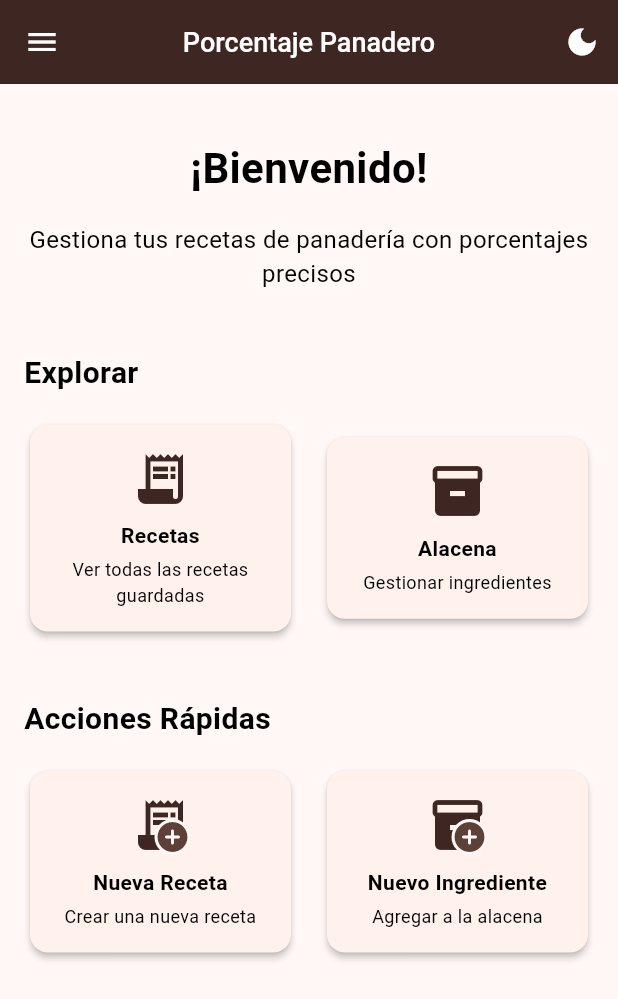
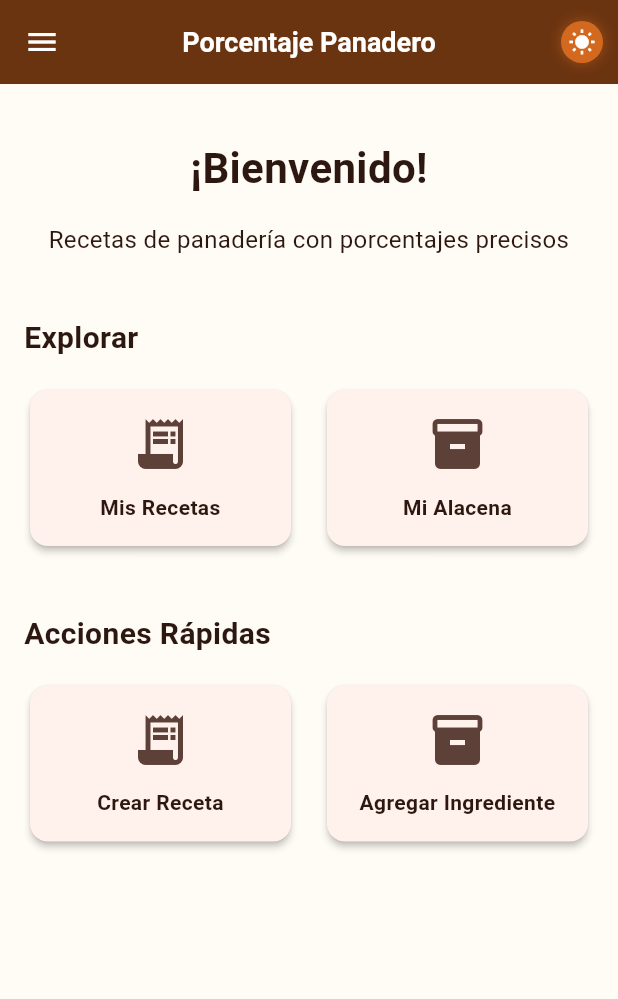
Before and after one commit to llescano/porcentaje-panadero, a Flutter app: the screen it shows after launch, on a phone screen of 412 x 824 dp. Shown: the top 999 px of the screen. Run offline on Flutter 3.47's test engine with Material 3 defaults, Android fonts, the light colour scheme and no system bars; our stand-ins replace decimal, sqflite, sqflite_common_ffi; accounts and stored records are empty.

Commit message:
Mejoras UI: cards consistentes, theme toggle animado y compatibilidad Android

```diff
--- a/lib/main.dart
+++ b/lib/main.dart
@@ -1,5 +1,6 @@
 import 'package:flutter/material.dart';
 import 'dart:io';
+import 'package:flutter/foundation.dart';
 import 'package:sqflite_common_ffi/sqflite_ffi.dart';
 import 'package:provider/provider.dart';
 import 'package:porcentaje_panadero/providers/theme_provider.dart'; // Importar ThemeProvider
@@ -19,13 +20,15 @@ import 'services/baker_percentage_service.dart';
 void main() async {
   WidgetsFlutterBinding.ensureInitialized();
 
-  if (Platform.isWindows || Platform.isLinux || Platform.isMacOS) {
+  // Solo inicializar sqflite_ffi en plataformas de escritorio (no web)
+  if (!kIsWeb && (Platform.isWindows || Platform.isLinux || Platform.isMacOS)) {
     sqfliteFfiInit();
     databaseFactory = databaseFactoryFfi;
+
+    // Solo inicializar la base de datos en plataformas que la soporten
+    await DatabaseHelper().deleteDatabase();
+    await DatabaseHelper().database;
   }
-
-  await DatabaseHelper().deleteDatabase();
-  await DatabaseHelper().database;
 
   runApp(
     MultiProvider(
@@ -58,37 +61,47 @@ class PorcentajePanaderoApp extends StatelessWidget {
       debugShowCheckedModeBanner: false,
       theme: ThemeData(
         colorScheme: ColorScheme.fromSeed(
-          seedColor: Colors.brown,
-          primary: Colors.brown[700],
-          onSurface: Colors.black, // Texto principal sobre fondos claros
-          onSurfaceVariant:
-              Colors.brown[900]!, // Iconos más oscuros para tema claro
+          seedColor: const Color(0xFF8B4513), // Saddle Brown - más elegante
+          primary: const Color(0xFF6B3410), // Chocolate oscuro
+          secondary: const Color(0xFFD2691E), // Chocolate claro
+          tertiary: const Color(0xFFF4A460), // Sandy Brown - acento cálido
+          surface: const Color(0xFFFFFBF5), // Crema muy suave
+          onPrimary: Colors.white,
+          onSecondary: Colors.white,
+          onSurface: const Color(0xFF2C1810), // Marrón muy oscuro para texto
+          onSurfaceVariant: const Color(0xFF5D4037), // Marrón medio para iconos
         ),
         useMaterial3: true,
         appBarTheme: const AppBarTheme(
           centerTitle: true,
           elevation: 0,
           titleTextStyle: TextStyle(
-            fontWeight: FontWeight.w500,
+            fontWeight: FontWeight.w600,
             fontSize: 18,
             color: Colors.white,
-          ), // Mantener blanco para AppBar
+          ),
         ),
       ),
       darkTheme: ThemeData.dark().copyWith(
         colorScheme: ColorScheme.fromSeed(
-          seedColor: Colors.brown[800]!,
+          seedColor: const Color(0xFF5D4037), // Brown 700
           brightness: Brightness.dark,
-          surface: Colors.blueGrey[900]!, // Fondo de tarjetas más claro
-          onSurface: Colors.white, // Texto principal sobre fondos oscuros
-          onSurfaceVariant: Colors.brown[300]!, // Iconos
+          primary: const Color(0xFF8D6E63), // Brown 400 - más suave para tema oscuro
+          secondary: const Color(0xFFBCAAA4), // Brown 200
+          tertiary: const Color(0xFFFFCC80), // Amber 200 - acento cálido
+          surface: const Color(0xFF2E2E2E), // Gris oscuro elegante
+          onPrimary: Colors.white,
+          onSecondary: const Color(0xFF1C1C1C),
+          onSurface: const Color(0xFFE8E3E0), // Beige claro para texto
+          onSurfaceVariant: const Color(0xFFBCAAA4), // Brown 200 para iconos
+          background: const Color(0xFF1C1C1C), // Fondo principal muy oscuro
         ),
         useMaterial3: true,
-        appBarTheme: AppBarTheme(
+        appBarTheme: const AppBarTheme(
           centerTitle: true,
           elevation: 0,
           titleTextStyle: TextStyle(
-            fontWeight: FontWeight.w500,
+            fontWeight: FontWeight.w600,
             fontSize: 18,
             color: Colors.white,
           ),
--- a/lib/screens/home_screen.dart
+++ b/lib/screens/home_screen.dart
@@ -34,7 +34,7 @@ class HomeContent extends StatelessWidget {
           ),
           const SizedBox(height: 16),
           Text(
-            'Gestiona tus recetas de panadería con porcentajes precisos',
+            'Recetas de panadería con porcentajes precisos',
             style: TextStyle(fontSize: 16, color: Theme.of(context).colorScheme.onSurface),
             textAlign: TextAlign.center,
           ),
@@ -61,9 +61,8 @@ class HomeContent extends StatelessWidget {
             Expanded(
               child: _buildActionCard(
                 context,
-                icon: _buildAddIcon(context, Icons.receipt_long),
-                title: 'Nueva Receta',
-                subtitle: 'Crear una nueva receta',
+                icon: Icon(Icons.receipt_long, size: 40, color: Theme.of(context).colorScheme.onSurfaceVariant),
+                title: 'Crear Receta',
                 onTap: () => Navigator.pushNamed(context, '/recipe/add'),
               ),
             ),
@@ -71,9 +70,8 @@ class HomeContent extends StatelessWidget {
             Expanded(
               child: _buildActionCard(
                 context,
-                icon: _buildAddIcon(context, Icons.inventory_2),
-                title: 'Nuevo Ingrediente',
-                subtitle: 'Agregar a la alacena',
+                icon: Icon(Icons.inventory_2, size: 40, color: Theme.of(context).colorScheme.onSurfaceVariant),
+                title: 'Agregar Ingrediente',
                 onTap: () => Navigator.pushNamed(context, '/ingredient/add'),
               ),
             ),
@@ -83,35 +81,12 @@ class HomeContent extends StatelessWidget {
     );
   }
 
-  Widget _buildAddIcon(BuildContext context, IconData baseIcon) {
-    return Stack(
-      alignment: Alignment.center,
-      children: [
-        Icon(baseIcon, size: 40, color: Theme.of(context).colorScheme.onSurfaceVariant),
-        Positioned(
-          right: 0,
-          bottom: 0,
-          child: Container(
-            decoration: BoxDecoration(
-              color: Theme.of(context).colorScheme.surface, // Fondo blanco o color de superficie del tema
-              shape: BoxShape.circle,
-            ),
-            child: Icon(
-              Icons.add_circle_rounded, // Usar un icono de círculo lleno
-              size: 24, // Aumentar ligeramente el tamaño
-              color: Theme.of(context).colorScheme.primary, // Color principal del tema
-            ),
-          ),
-        ),
-      ],
-    );
-  }
+
 
   Widget _buildActionCard(
     BuildContext context, {
-    required Widget icon, // Cambiar a Widget para aceptar el Stack
+    required Widget icon,
     required String title,
-    required String subtitle,
     required VoidCallback onTap,
   }) {
     return Card(
@@ -122,22 +97,20 @@ class HomeContent extends StatelessWidget {
         child: Padding(
           padding: const EdgeInsets.all(16.0),
           child: Column(
+            mainAxisSize: MainAxisSize.min,
             children: [
-              icon, // Usar el widget de icono directamente
-              const SizedBox(height: 8),
+              SizedBox(
+                height: 40,
+                child: icon,
+              ),
+              const SizedBox(height: 12),
               Text(
                 title,
                 style: TextStyle(
                   fontSize: 14,
-                  fontWeight: FontWeight.bold,
-                  color: Theme.of(context).colorScheme.onSurface, // Asegurar consistencia de color
+                  fontWeight: FontWeight.w600,
+                  color: Theme.of(context).colorScheme.onSurface,
                 ),
-                textAlign: TextAlign.center,
-              ),
-              const SizedBox(height: 4),
-              Text(
-                subtitle,
-                style: TextStyle(fontSize: 12, color: Theme.of(context).colorScheme.onSurface),
                 textAlign: TextAlign.center,
               ),
             ],
@@ -162,8 +135,7 @@ class HomeContent extends StatelessWidget {
               child: _buildActionCard(
                 context,
                 icon: Icon(Icons.receipt_long, size: 40, color: Theme.of(context).colorScheme.onSurfaceVariant),
-                title: 'Recetas',
-                subtitle: 'Ver todas las recetas guardadas',
+                title: 'Mis Recetas',
                 onTap: () => Navigator.pushNamed(context, '/recipes'),
               ),
             ),
@@ -172,8 +144,7 @@ class HomeContent extends StatelessWidget {
               child: _buildActionCard(
                 context,
                 icon: Icon(Icons.inventory_2, size: 40, color: Theme.of(context).colorScheme.onSurfaceVariant),
-                title: 'Alacena',
-                subtitle: 'Gestionar ingredientes',
+                title: 'Mi Alacena',
                 onTap: () => Navigator.pushNamed(context, '/ingredients'),
               ),
             ),
--- a/lib/screens/ingredient_detail_screen.dart
+++ b/lib/screens/ingredient_detail_screen.dart
@@ -183,7 +183,7 @@ class IngredientDetailScreen extends StatelessWidget {
                                 ),
                                 const SizedBox(height: 8),
                                 Text(
-                                  'Funcionalidad próximamente',
+                                  'Próximamente',
                                   style: TextStyle(
                                     color: Theme.of(context).colorScheme.onSurface,
                                     fontSize: 14,
@@ -191,7 +191,7 @@ class IngredientDetailScreen extends StatelessWidget {
                                 ),
                                 const SizedBox(height: 4),
                                 Text(
-                                  'Aquí podrás ver en qué recetas se usa este ingrediente',
+                                  'Recetas que usan este ingrediente',
                                   style: TextStyle(
                                     color: Theme.of(context).colorScheme.onSurface,
                                     fontSize: 12,
--- /dev/null
+++ b/lib/widgets/animated_theme_toggle.dart
@@ -0,0 +1,136 @@
+import 'package:flutter/material.dart';
+
+/// Widget animado que muestra una transición suave entre luna y sol
+/// cuando se cambia el tema de la aplicación
+class AnimatedThemeToggle extends StatefulWidget {
+  final bool isDark;
+  final VoidCallback onToggle;
+
+  const AnimatedThemeToggle({
+    super.key,
+    required this.isDark,
+    required this.onToggle,
+  });
+
+  @override
+  State<AnimatedThemeToggle> createState() => _AnimatedThemeToggleState();
+}
+
+class _AnimatedThemeToggleState extends State<AnimatedThemeToggle>
+    with SingleTickerProviderStateMixin {
+  late AnimationController _controller;
+  late Animation<double> _rotationAnimation;
+  late Animation<double> _scaleAnimation;
+  late Animation<Color?> _colorAnimation;
+
+  @override
+  void initState() {
+    super.initState();
+
+    // Controlador de animación con duración de 1 segundo
+    _controller = AnimationController(
+      duration: const Duration(milliseconds: 1000),
+      vsync: this,
+    );
+
+    // Animación de rotación para el efecto de transición
+    _rotationAnimation = Tween<double>(
+      begin: 0.0,
+      end: 1.0,
+    ).animate(CurvedAnimation(
+      parent: _controller,
+      curve: Curves.easeInOut,
+    ));
+
+    // Animación de escala para efecto de pulsación
+    _scaleAnimation = Tween<double>(
+      begin: 1.0,
+      end: 1.2,
+    ).animate(CurvedAnimation(
+      parent: _controller,
+      curve: const Interval(0.0, 0.5, curve: Curves.easeOut),
+    ));
+
+    // Animación de color para transición suave usando colores del tema
+    _colorAnimation = ColorTween(
+      begin: const Color(0xFFD2691E), // Chocolate claro para el sol
+      end: const Color(0xFF8D6E63),   // Brown 400 para la luna
+    ).animate(CurvedAnimation(
+      parent: _controller,
+      curve: Curves.easeInOut,
+    ));
+
+    // Establecer estado inicial basado en el tema actual
+    if (widget.isDark) {
+      _controller.value = 1.0;
+    }
+  }
+
+  @override
+  void didUpdateWidget(AnimatedThemeToggle oldWidget) {
+    super.didUpdateWidget(oldWidget);
+
+    // Animar cuando cambia el estado del tema
+    if (oldWidget.isDark != widget.isDark) {
+      if (widget.isDark) {
+        _controller.forward();
+      } else {
+        _controller.reverse();
+      }
+    }
+  }
+
+  @override
+  void dispose() {
+    _controller.dispose();
+    super.dispose();
+  }
+
+  @override
+  Widget build(BuildContext context) {
+    return IconButton(
+      onPressed: widget.onToggle,
+      icon: AnimatedBuilder(
+        animation: _controller,
+        builder: (context, child) {
+          return Transform.scale(
+            scale: _scaleAnimation.value,
+            child: Transform.rotate(
+              angle: _rotationAnimation.value * 2 * 3.14159, // Rotación completa
+              child: Container(
+                width: 28,
+                height: 28,
+                decoration: BoxDecoration(
+                  shape: BoxShape.circle,
+                  color: _colorAnimation.value,
+                  boxShadow: [
+                    BoxShadow(
+                      color: (_colorAnimation.value ?? const Color(0xFFD2691E))
+                          .withOpacity(0.4),
+                      blurRadius: 6,
+                      spreadRadius: 1,
+                    ),
+                  ],
+                ),
+                child: Icon(
+                  _getIcon(),
+                  color: Colors.white,
+                  size: 18,
+                ),
+              ),
+            ),
+          );
+        },
+      ),
+    );
+  }
+
+  /// Determina qué icono mostrar basado en el progreso de la animación
+  IconData _getIcon() {
+    if (_controller.value < 0.5) {
+      return Icons.wb_sunny; // Sol
+    } else {
+      return Icons.nightlight_round; // Luna
+    }
+  }
+}
--- a/lib/widgets/custom_app_bar.dart
+++ b/lib/widgets/custom_app_bar.dart
@@ -1,6 +1,7 @@
 import 'package:flutter/material.dart';
 import 'package:provider/provider.dart';
 import '../providers/theme_provider.dart';
+import 'animated_theme_toggle.dart';
 
 class CustomAppBar extends StatelessWidget implements PreferredSizeWidget {
   final String title;
@@ -27,8 +28,8 @@ class CustomAppBar extends StatelessWidget implements PreferredSizeWidget {
 
     return AppBar(
       title: Text(title),
-      backgroundColor: Colors.brown[900],
-      foregroundColor: Colors.white,
+      backgroundColor: Theme.of(context).colorScheme.primary,
+      foregroundColor: Theme.of(context).colorScheme.onPrimary,
       leading:
           showBackButton
               ? IconButton(
@@ -39,9 +40,9 @@ class CustomAppBar extends StatelessWidget implements PreferredSizeWidget {
       actions: [
         if (isForm) ..._buildFormActions(context),
         ...?actions,
-        IconButton(
-          icon: Icon(isDark ? Icons.light_mode : Icons.dark_mode),
-          onPressed: () => themeProvider.toggleTheme(!isDark),
+        AnimatedThemeToggle(
+          isDark: isDark,
+          onToggle: () => themeProvider.toggleTheme(!isDark),
         ),
       ],
     );
```
Also changed, not shown: lib/services/ingredient_service.dart (+78 -29 lines), lib/services/recipe_service.dart (+64 -23 lines), 2 other files.
